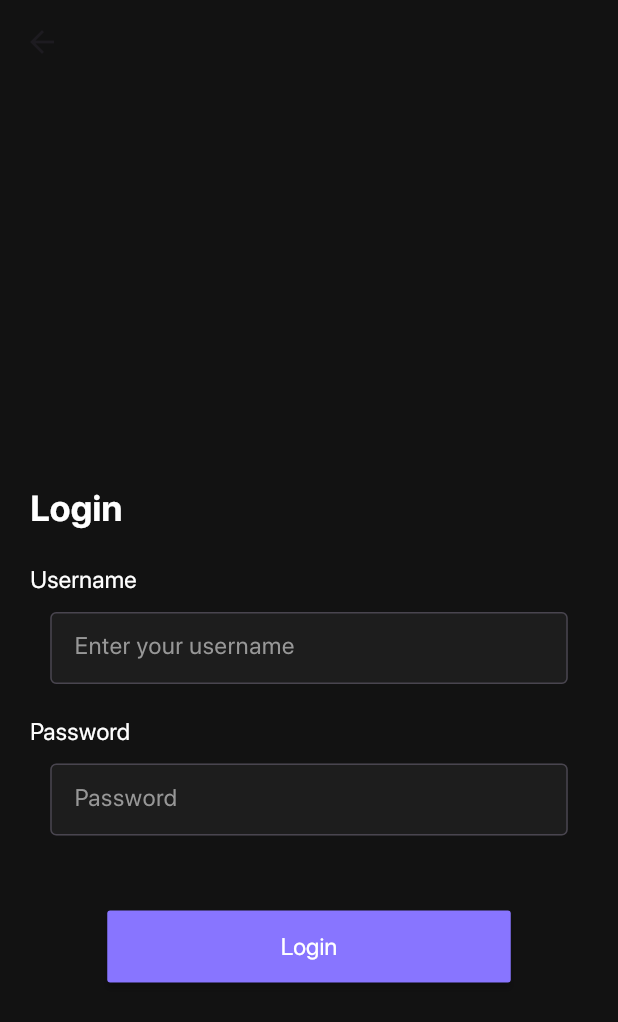
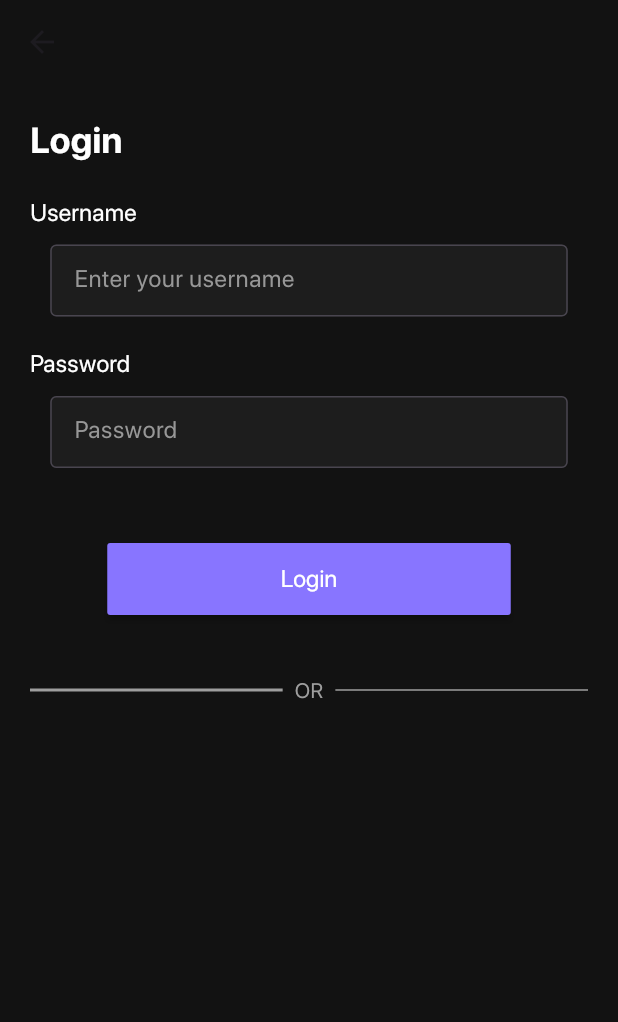
Before and after one commit to farzask/todolist, a Flutter app: the screen it shows after launch, after a tap on "LOGIN", on a phone screen of 412 x 824 dp. Shown: the top 1022 px of the screen. Run offline on Flutter 3.47's test engine with Material 3 defaults, Android fonts, the phone set to English and light mode, and no system bars; our stand-ins replace firebase_core, flutter_svg; accounts and stored records are empty.

Commit message:
login page completed

```diff
--- a/lib/main.dart
+++ b/lib/main.dart
@@ -1,9 +1,14 @@
 import 'package:flutter/material.dart';
 import 'package:uptodo/pages/intropage.dart';
+import 'package:firebase_core/firebase_core.dart';
+import 'firebase_options.dart';
 // import 'package:uptodo/pages/home.dart';
 // import 'package:uptodo/pages/sign_in_page.dart';
 
-void main() {
+Future<void> main() async {
+  await Firebase.initializeApp(
+    options: DefaultFirebaseOptions.currentPlatform,
+  );
   runApp(const MyApp());
 }
 
--- /dev/null
+++ b/lib/models/buttonmodel.dart
@@ -0,0 +1,72 @@
+import 'package:flutter/material.dart';
+import 'package:uptodo/models/textmodel.dart';
+
+class FilledButtonModel extends StatelessWidget {
+  final String text;
+  final Widget page;
+
+  const FilledButtonModel({
+    super.key,
+    required this.text,
+    required this.page,
+  });
+
+  @override
+  Widget build(BuildContext context) {
+    return MaterialButton(
+      onPressed: () {
+        Navigator.push(
+          context,
+          MaterialPageRoute(
+            builder: (context) => page,
+          ),
+        );
+      },
+      height: 48,
+      minWidth: 269,
+      color: const Color(0xff8875FF),
+      child: Text(
+        text,
+        style: TextModel.light,
+      ),
+    );
+  }
+}
+
+class UnFilledButtonModel extends StatelessWidget {
+  final String text;
+  final Widget page;
+
+  const UnFilledButtonModel({
+    super.key,
+    required this.text,
+    required this.page,
+  });
+
+  @override
+  Widget build(BuildContext context) {
+    return OutlinedButton(
+      onPressed: () {
+        Navigator.push(
+          context,
+          MaterialPageRoute(
+            builder: (context) => page,
+          ),
+        );
+      },
+      style: OutlinedButton.styleFrom(
+        side: const BorderSide(
+            color: Color(0xff8687E7), width: 2.0), // Border color and thickness
+        padding: const EdgeInsets.symmetric(
+            horizontal: 40, vertical: 15), // Padding for the button
+        shape: RoundedRectangleBorder(
+          borderRadius: BorderRadius.circular(3), // Rounded corners
+        ),
+      ),
+      child: Text(
+        text,
+        style: TextModel.light,
+      ),
+    );
+  }
+}
--- a/lib/pages/intropage.dart
+++ b/lib/pages/intropage.dart
@@ -1,4 +1,5 @@
 import 'package:flutter/material.dart';
+import 'package:uptodo/models/buttonmodel.dart';
 import 'package:uptodo/models/textmodel.dart';
 import 'package:uptodo/pages/login.dart';
 import 'package:uptodo/pages/sign_in_page.dart';
@@ -44,52 +45,15 @@ class _IntropageState extends State<Intropage> {
                 height: 365,
               ),
               //login button
-              MaterialButton(
-                onPressed: () {
-                  Navigator.push(
-                    context,
-                    MaterialPageRoute(
-                      builder: (context) => const LoginPage(),
-                    ),
-                  );
-                },
-                height: 48,
-                minWidth: 269,
-                color: const Color(0xff8875FF),
-                child: Text(
-                  'LOGIN',
-                  style: TextModel.light,
-                ),
-              ),
+              const FilledButtonModel(text: 'LOGIN', page: LoginPage()),
+
               const SizedBox(
                 height: 10,
               ),
 
               //sign up button
-              OutlinedButton(
-                onPressed: () {
-                  Navigator.push(
-                    context,
-                    MaterialPageRoute(
-                      builder: (context) => const SignUpPage(),
-                    ),
-                  );
-                },
-                style: OutlinedButton.styleFrom(
-                  side: const BorderSide(
-                      color: Color(0xff8687E7),
-                      width: 2.0), // Border color and thickness
-                  padding: const EdgeInsets.symmetric(
-                      horizontal: 40, vertical: 15), // Padding for the button
-                  shape: RoundedRectangleBorder(
-                    borderRadius: BorderRadius.circular(3), // Rounded corners
-                  ),
-                ),
-                child: Text(
-                  'CREATE A NEW ACCOUNT',
-                  style: TextModel.light,
-                ),
-              ),
+              const UnFilledButtonModel(
+                  text: 'CREATE A NEW ACCOUNT', page: SignUpPage())
             ],
           ),
         ),
--- a/lib/pages/login.dart
+++ b/lib/pages/login.dart
@@ -1,6 +1,9 @@
 import 'package:flutter/material.dart';
 import 'package:uptodo/models/textmodel.dart';
 import 'package:uptodo/pages/home.dart';
+import 'package:uptodo/models/buttonmodel.dart';
+// import 'package:firebase_core/firebase_core.dart';
+// import 'firebase_options.dart';
 
 class LoginPage extends StatefulWidget {
   const LoginPage({super.key});
@@ -9,19 +12,7 @@ class LoginPage extends StatefulWidget {
   State<LoginPage> createState() => _LoginPageState();
 }
 
-// final _formkey = GlobalKey<FormState>();
-
 class _LoginPageState extends State<LoginPage> {
-//   final _usernameController = TextEditingController();
-//   final _passwordController = TextEditingController();
-
-//   @override
-//   void dispose() {
-//     _usernameController.dispose();
-//     _passwordController.dispose();
-//     super.dispose();
-//   }
-
   @override
   Widget build(BuildContext context) {
     return Scaffold(
@@ -30,12 +21,9 @@ class _LoginPageState extends State<LoginPage> {
         backgroundColor: const Color(0xff121212),
       ),
       body: SafeArea(
-          child: SingleChildScrollView(
-        child: Padding(
-          padding: const EdgeInsets.all(20.0),
-          child: SizedBox(
-            height: MediaQuery.of(context).size.height,
-            width: MediaQuery.of(context).size.width,
+        child: SingleChildScrollView(
+          child: Padding(
+            padding: const EdgeInsets.all(20.0),
             child: Column(
               mainAxisAlignment: MainAxisAlignment.center,
               crossAxisAlignment: CrossAxisAlignment.start,
@@ -65,36 +53,43 @@ class _LoginPageState extends State<LoginPage> {
                 const SizedBox(
                   height: 50,
                 ),
-                Center(
-                  child: filledButton('Login', const HomePage()),
-                )
+                const Center(
+                    child: FilledButtonModel(text: 'Login', page: HomePage())),
+                const SizedBox(height: 40),
+                orDivider(),
               ],
             ),
           ),
         ),
-      )),
+      ),
     );
   }
 
-  Widget filledButton(String text, Widget page) {
-    return MaterialButton(
-      onPressed: () {
-        // if (_formkey.currentState!.validate()) {
-        Navigator.push(
-          context,
-          MaterialPageRoute(
-            builder: (context) => page,
+  Row orDivider() {
+    return const Row(
+      children: <Widget>[
+        Expanded(
+          child: Divider(
+            color: Colors.grey, // Adjust the color of the divider
+            thickness: 2, // Adjust the thickness of the divider
           ),
-        );
-        // }
-      },
-      height: 48,
-      minWidth: 269,
-      color: const Color(0xff8875FF),
-      child: Text(
-        text,
-        style: TextModel.light,
-      ),
+        ),
+        Padding(
+          padding: EdgeInsets.symmetric(horizontal: 8.0),
+          child: Text(
+            "OR",
+            style: TextStyle(
+              color: Colors.grey, // Adjust the color of the text
+            ),
+          ),
+        ),
+        Expanded(
+          child: Divider(
+            color: Colors.grey, // Adjust the color of the divider
+            thickness: 1, // Adjust the thickness of the divider
+          ),
+        ),
+      ],
     );
   }
 
--- a/pubspec.yaml
+++ b/pubspec.yaml
@@ -36,6 +36,7 @@ dependencies:
   # Use with the CupertinoIcons class for iOS style icons.
   cupertino_icons: ^1.0.6
   flutter_svg: ^2.0.10+1
+  firebase_core: ^2.24.2
 
 dev_dependencies:
   flutter_test:
```
Also changed, not shown: firebase.json (added), lib/firebase_options.dart (added), pubspec.lock, 6 other files.
